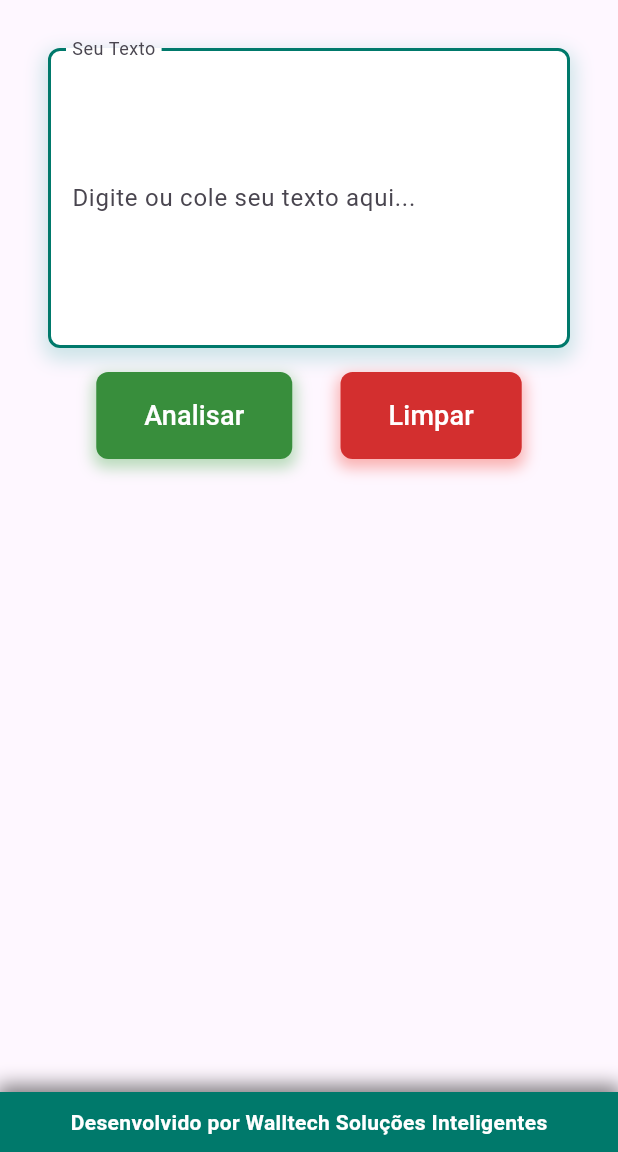
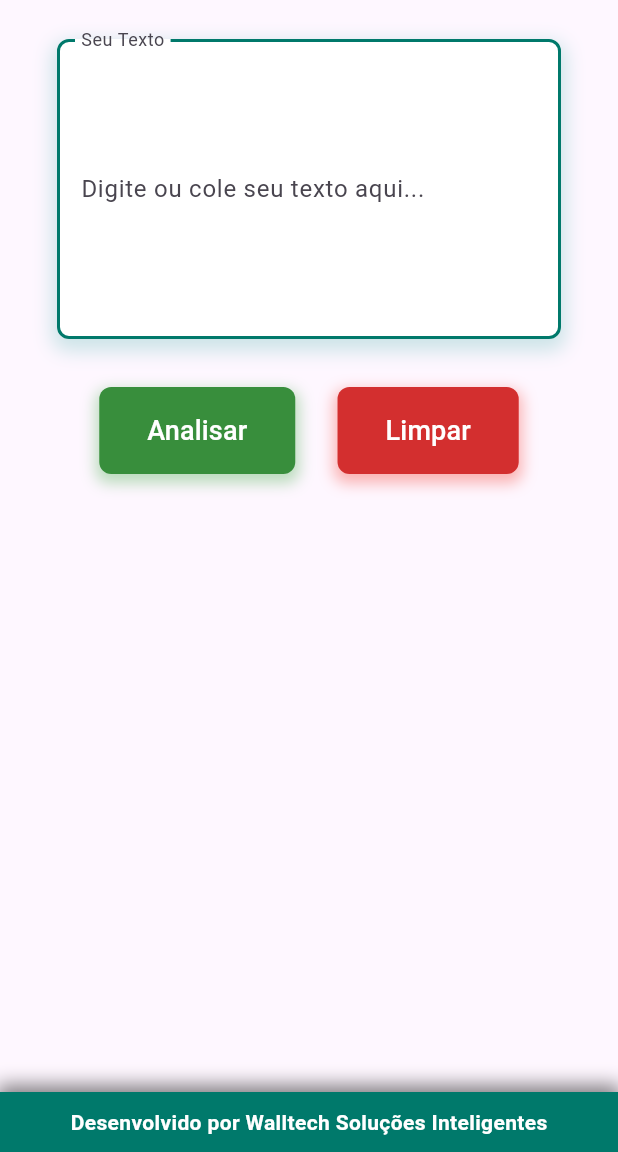
Before and after one commit to wsfroes/meu_primeiro_app_flutter, a Flutter app: the screen it shows after launch, on a phone screen of 412 x 824 dp, the part 84-1236 px from its top. Run offline on Flutter 3.47's test engine with Material 2 defaults, Android fonts, the phone set to English and light mode, and no system bars.

Commit message:
Alteração nos padding do textfield

```diff
--- a/meu_app/lib/telas/tela_principal.dart
+++ b/meu_app/lib/telas/tela_principal.dart
@@ -126,34 +126,6 @@ class _TelaPrincipalState extends State<TelaPrincipal> {
   @override
   Widget build(BuildContext context) {
     return Scaffold(
-      /*appBar: AppBar(
-        title: Stack(
-          children: [
-            Positioned(
-              top: 2.0,
-              left: 2.0,
-              child: Text(
-                'Analisador de Texto',
-                style: TextStyle(
-                  fontSize: 24,
-                  fontWeight: FontWeight.bold,
-                  color: Colors.black.withAlpha(128),
-                ),
-              ),
-            ),
-            const Text(
-              'Analisador de Texto',
-              style: TextStyle(
-                fontSize: 24,
-                fontWeight: FontWeight.bold,
-                color: Colors.white,
-              ),
-            ),
-          ],
-        ),
-        elevation: 20,
-        shadowColor: Colors.black,
-      ),*/
       appBar: AppBar(
         title: const Text('Analisador de Texto'),
         centerTitle: true,
@@ -162,13 +134,13 @@ class _TelaPrincipalState extends State<TelaPrincipal> {
       ),
       body: SingleChildScrollView(
         child: Padding(
-          padding: const EdgeInsets.all(32.0),
+          padding: const EdgeInsets.symmetric(vertical: 26.0, horizontal: 38.0 ),
           child: Column(
             crossAxisAlignment: CrossAxisAlignment.start,
             children: [
               // TextField
               _buildTextField(),
-              const SizedBox(height: 16.0),
+              const SizedBox(height: 32.0),
 
               // Botões
               ActionButtons(
```
